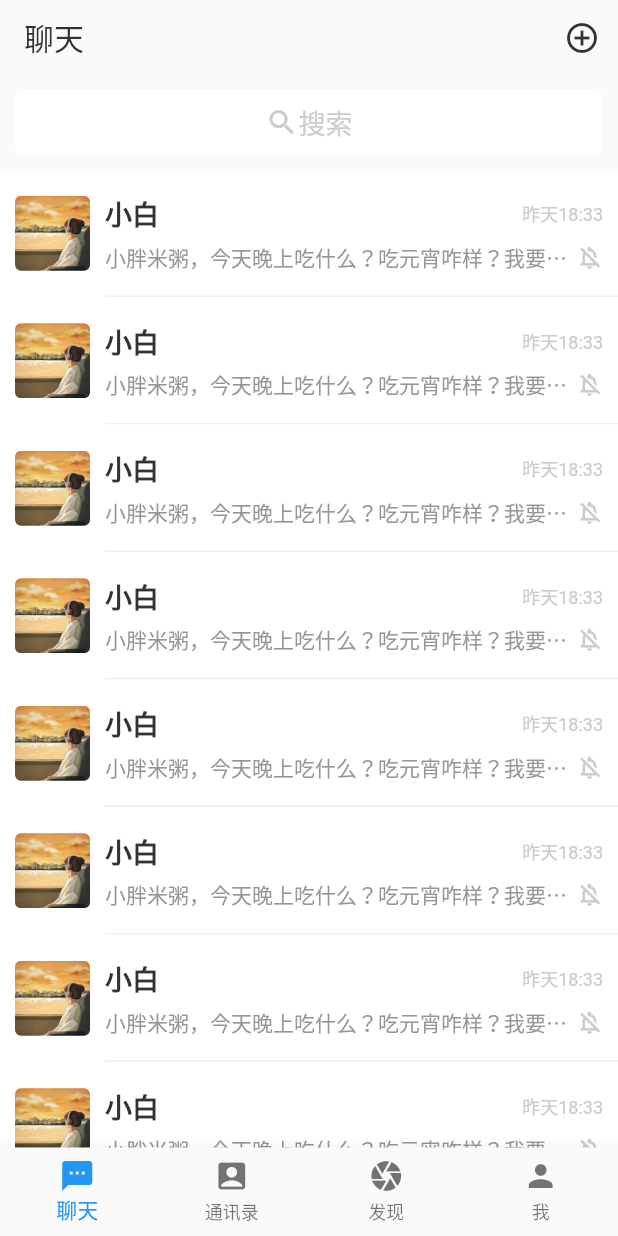
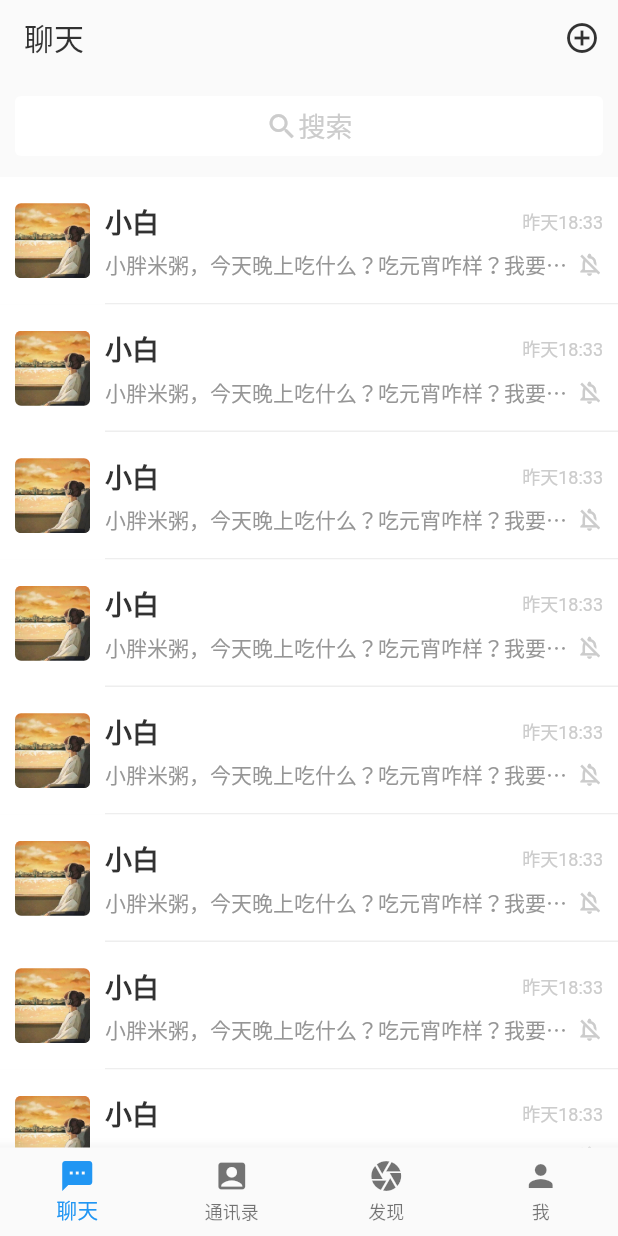
Before and after one commit to zy-xmz/glastudio, a Flutter app: the screen it shows after launch, on a phone screen of 412 x 824 dp. Run offline on Flutter 3.47's test engine with Material 2 defaults, Android fonts, the phone set to English and light mode, and no system bars; drawn by our look-alikes of flutter_slidable.

Commit message:
修改搜索栏按钮

```diff
--- a/lib/components/search_bar_btn.dart
+++ b/lib/components/search_bar_btn.dart
@@ -1,23 +1,25 @@
 import 'package:flutter/material.dart';
 
 class SearchBarBtn extends StatelessWidget {
-  const SearchBarBtn({ Key? key }) : super(key: key);
+  const SearchBarBtn({Key? key}) : super(key: key);
 
   @override
   Widget build(BuildContext context) {
-    return Container(
-      alignment: Alignment.center,
-      margin: const EdgeInsets.all(10),
-      padding: const EdgeInsets.symmetric(vertical: 8),
-      child: Row(
-          mainAxisAlignment: MainAxisAlignment.center,
-          children: const [
-            Icon(Icons.search, color: Color(0xFFcccccc), size: 22),
-            Text('搜索', style: TextStyle(color: Color(0xFFcccccc), fontSize: 18))
-          ]),
-      decoration: const BoxDecoration(
-        color: Colors.white,
-        borderRadius: BorderRadius.all(Radius.circular(6))
-      ));
+    return Padding(
+      padding: const EdgeInsets.all(10),
+      child: ElevatedButton(
+        style: ButtonStyle(
+            fixedSize:
+                MaterialStateProperty.all(const Size.fromHeight(40)), // 设置按钮高度
+            elevation: MaterialStateProperty.all(0), // 去掉阴影效果（阴影程度为0）
+            backgroundColor: MaterialStateProperty.all(Colors.white)),
+        onPressed: () => {},
+        child:
+            Row(mainAxisAlignment: MainAxisAlignment.center, children: const [
+          Icon(Icons.search, color: Color(0xFFcccccc), size: 22),
+          Text('搜索', style: TextStyle(color: Color(0xFFcccccc), fontSize: 18))
+        ]),
+      ),
+    );
   }
 }
--- a/lib/pages/chat.dart
+++ b/lib/pages/chat.dart
@@ -58,7 +58,7 @@ class Chat extends StatelessWidget {
                 const Text('收付款', style: TextStyle(color: Colors.white))
               ])),
             ],
-          )
+          ),
         ]),
         // 滚动组件
         body: CustomScrollView(
```
Also changed, not shown: lib/pages/search.dart (renamed from lib/pages/chat2.dart).
